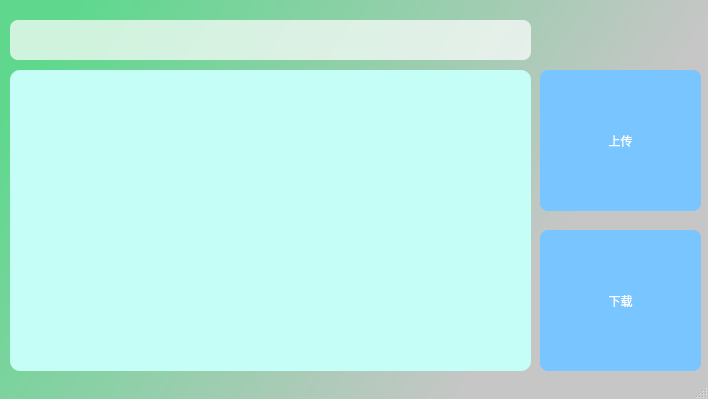
songzhj/CloudSys, file CloudSys_Qt/icondisplayerwidget.ui: the form before one commit.
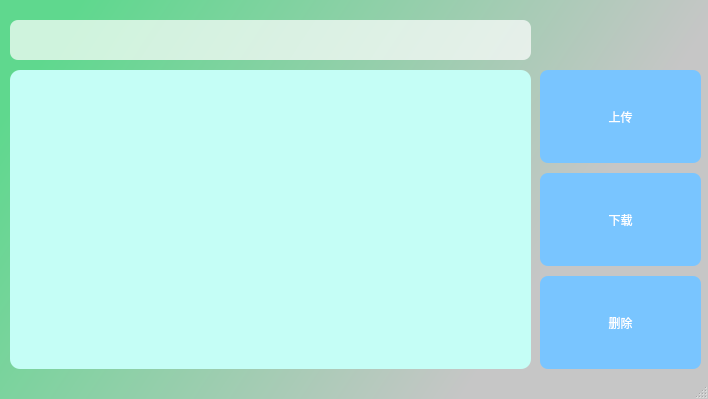
The form after the commit. Icons and pictures are not drawn.

The edit to the form file:
```diff
--- a/CloudSys_Qt/icondisplayerwidget.ui
+++ b/CloudSys_Qt/icondisplayerwidget.ui
@@ -37,7 +37,7 @@
       <x>10</x>
       <y>70</y>
       <width>521</width>
-      <height>301</height>
+      <height>299</height>
      </rect>
     </property>
     <property name="styleSheet">
@@ -63,9 +63,9 @@
     <property name="geometry">
      <rect>
       <x>540</x>
-      <y>230</y>
+      <y>173</y>
       <width>161</width>
-      <height>141</height>
+      <height>93</height>
      </rect>
     </property>
     <property name="focusPolicy">
@@ -97,7 +97,7 @@
       <x>540</x>
       <y>70</y>
       <width>161</width>
-      <height>141</height>
+      <height>93</height>
      </rect>
     </property>
     <property name="focusPolicy">
@@ -162,6 +162,38 @@
      <pixmap>C:/Users/Administrator/Pictures/openstakc.png</pixmap>
     </property>
    </widget>
+   <widget class="QPushButton" name="deleteButton">
+    <property name="geometry">
+     <rect>
+      <x>540</x>
+      <y>276</y>
+      <width>161</width>
+      <height>93</height>
+     </rect>
+    </property>
+    <property name="focusPolicy">
+     <enum>Qt::ClickFocus</enum>
+    </property>
+    <property name="styleSheet">
+     <string notr="true">QPushButton{
+border-width:2px;
+border-radius:8px;
+border-color:rgba(119, 196, 255);
+background:rgb(121, 197, 255);
+color:rgb(255, 255, 255);
+}
+QPushButton::hover{
+border-width:2px;
+border-radius:8px;
+border-color:rgba(119, 196, 255);
+background:rgba(170, 255, 127,0.93);
+color:rgb(255, 255, 255);
+}</string>
+    </property>
+    <property name="text">
+     <string>删除</string>
+    </property>
+   </widget>
   </widget>
   <widget class="QMenuBar" name="menubar">
    <property name="geometry">
```
